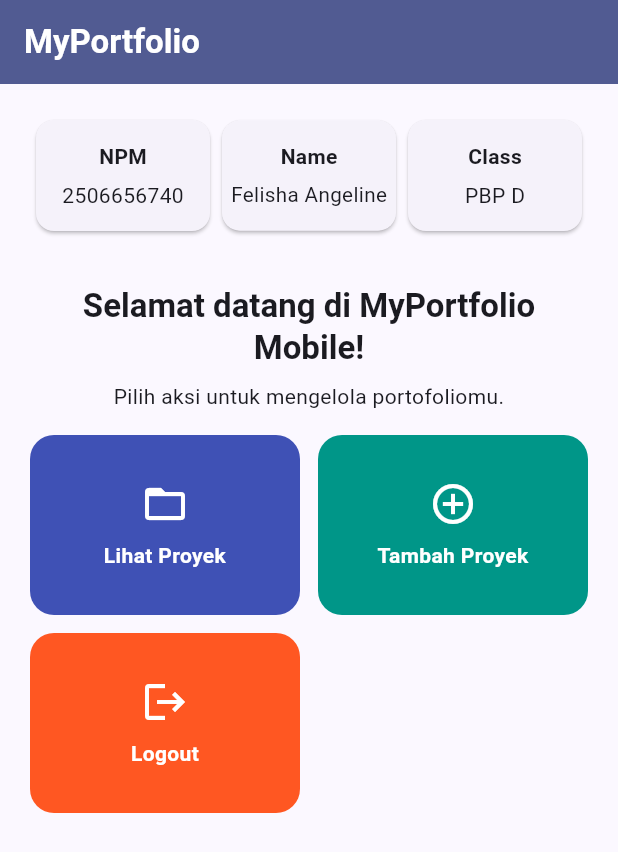
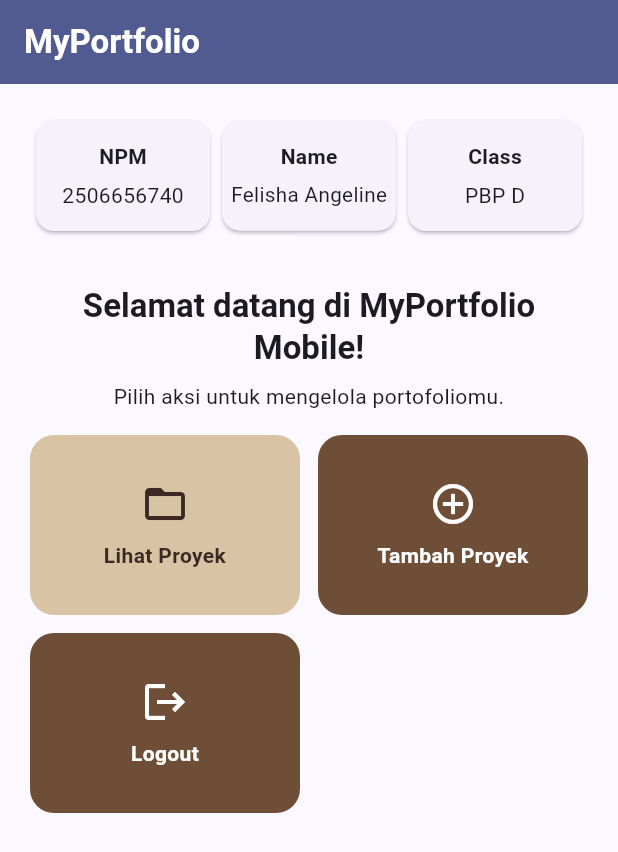
Before and after one commit to felishangeline/myportofolio_mobile, a Flutter app: the screen it shows after launch, on a phone screen of 412 x 824 dp. Shown: the top 852 px of the screen. Run offline on Flutter 3.47's test engine with Material 3 defaults, Android fonts, the phone set to English and light mode, and no system bars.

Commit message:
Tugas 07: Basic Flutter

```diff
--- a/lib/menu.dart
+++ b/lib/menu.dart
@@ -8,9 +8,9 @@ class MyHomePage extends StatelessWidget {
   final String kelas = 'PBP D';
 
   final List<ItemHomepage> items = const [
-    ItemHomepage('Lihat Proyek', Icons.folder_open, Colors.indigo),
-    ItemHomepage('Tambah Proyek', Icons.add_circle_outline, Colors.teal),
-    ItemHomepage('Logout', Icons.logout, Colors.deepOrange),
+    ItemHomepage('Lihat Proyek', Icons.folder_open, Color(0xFFD8C3A5)),
+    ItemHomepage('Tambah Proyek', Icons.add_circle_outline, Color(0xFF6F4E37)),
+    ItemHomepage('Logout', Icons.logout, Color(0xFF6F4E37)),
   ];
 
   @override
@@ -110,6 +110,11 @@ class ItemCard extends StatelessWidget {
 
   @override
   Widget build(BuildContext context) {
+    final foregroundColor =
+        ThemeData.estimateBrightnessForColor(item.color) == Brightness.dark
+        ? Colors.white
+        : Colors.brown.shade900;
+
     return Material(
       color: item.color,
       borderRadius: BorderRadius.circular(16),
@@ -129,13 +134,13 @@ class ItemCard extends StatelessWidget {
           child: Column(
             mainAxisAlignment: MainAxisAlignment.center,
             children: [
-              Icon(item.icon, color: Colors.white, size: 32),
+              Icon(item.icon, color: foregroundColor, size: 32),
               const SizedBox(height: 8),
               Text(
                 item.name,
                 textAlign: TextAlign.center,
-                style: const TextStyle(
-                  color: Colors.white,
+                style: TextStyle(
+                  color: foregroundColor,
                   fontWeight: FontWeight.w600,
                 ),
               ),
```
Also changed, not shown: 1 other file.
